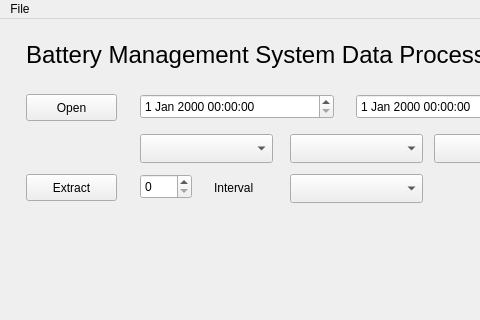
Old version of the form data-processing/data-processing-main.ui in the repository dmsherazi/Battery-Management-System; both pictures show x 0 to 480 and y 0 to 320 of the 800 by 600 pixel window.
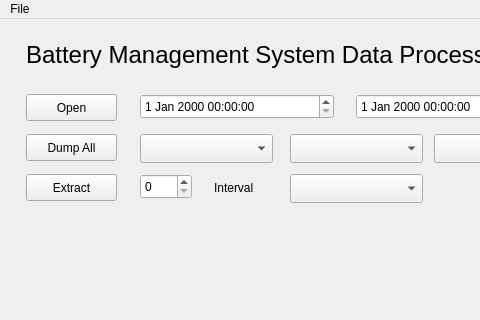
New version of the form.

Commit message: Data processing. Add "Extract All" to setup a csv file with all data interpreted for loading in a spreadsheet.

The edit to the form file:
```diff
--- a/data-processing/data-processing-main.ui
+++ b/data-processing/data-processing-main.ui
@@ -153,6 +153,22 @@
      <string>Select whether to use average, maximum or first sample in the interval</string>
     </property>
    </widget>
+   <widget class="QPushButton" name="dumpAllButton">
+    <property name="geometry">
+     <rect>
+      <x>26</x>
+      <y>115</y>
+      <width>91</width>
+      <height>27</height>
+     </rect>
+    </property>
+    <property name="toolTip">
+     <string>Extracts all data in csv form suitable for spreadsheet</string>
+    </property>
+    <property name="text">
+     <string>Dump All</string>
+    </property>
+   </widget>
   </widget>
   <widget class="QMenuBar" name="menubar">
    <property name="geometry">
```
Left out of the diff: 2 changed lines with no effect on the pictures. The commit also changes 3 other files.
